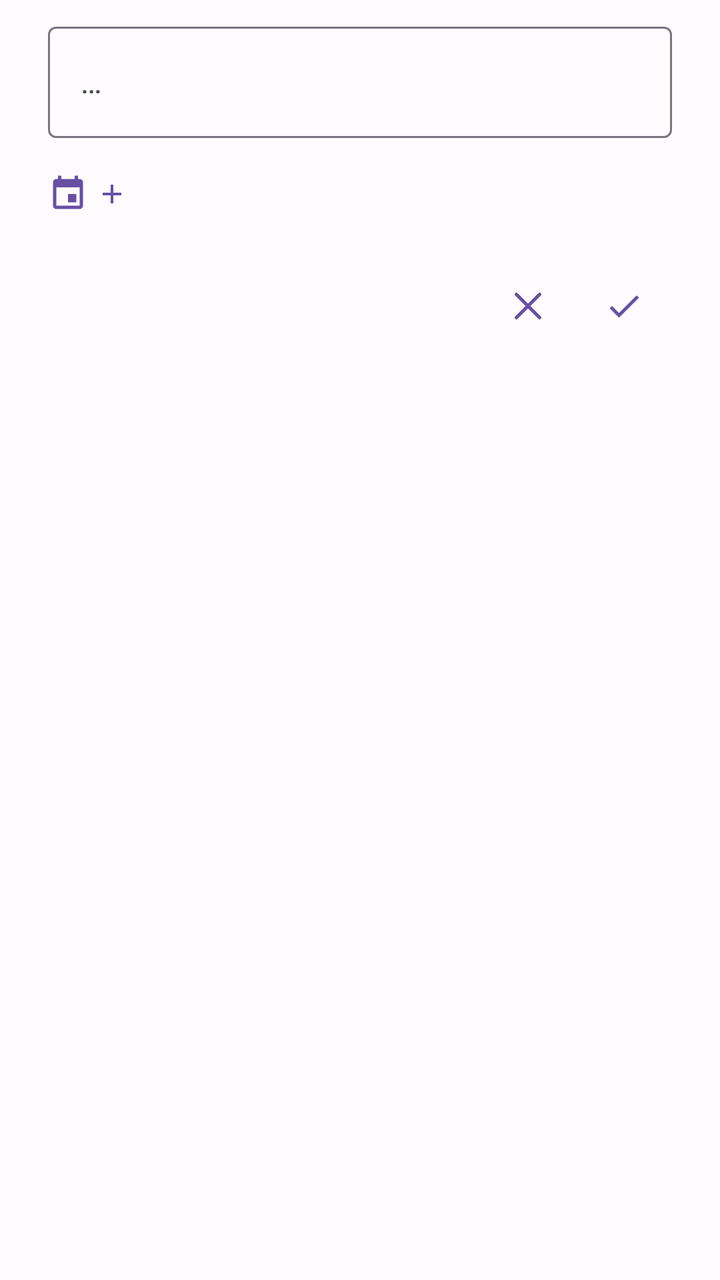
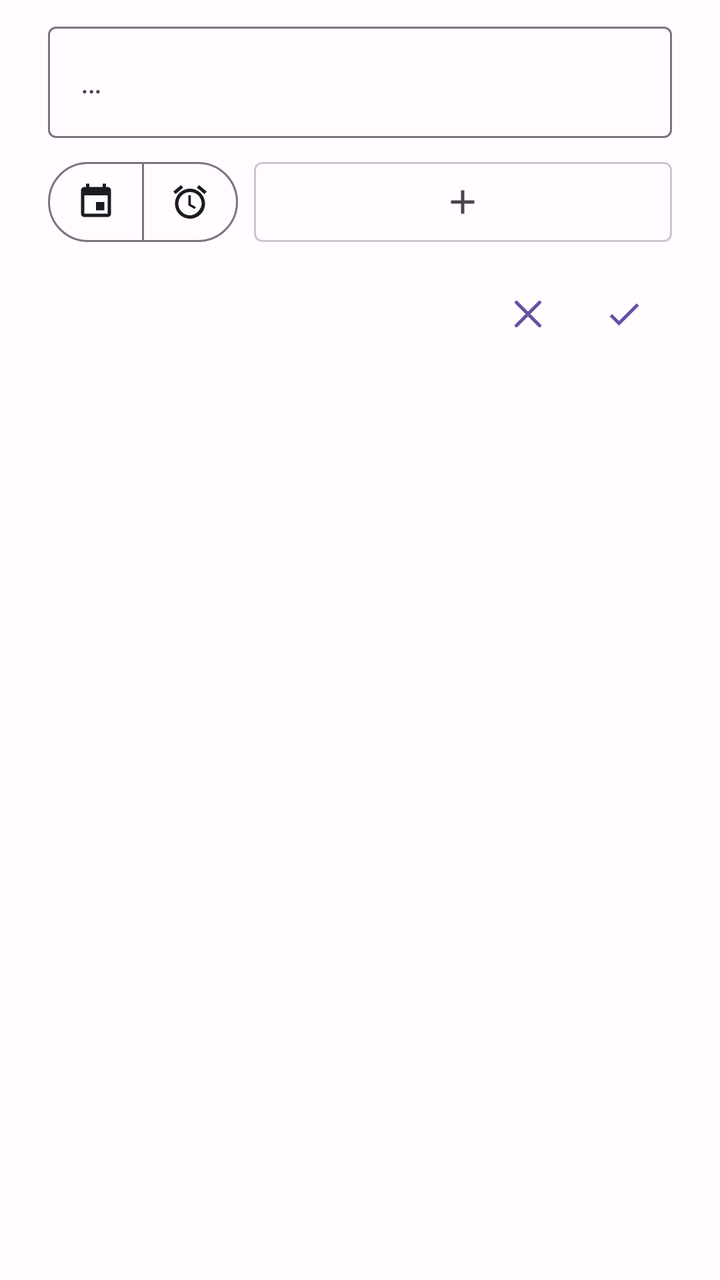

An Android layout rendered at two revisions. The XML below is the earlier revision; the diff shows what the commit changed to produce the second picture.
<!-- AndroidManifest.xml: application theme Theme.ToDoList -->
<!-- res/layout/dialog_rename_list.xml -->
<?xml version="1.0" encoding="utf-8"?>
<LinearLayout
    xmlns:android="http://schemas.android.com/apk/res/android"
    xmlns:app="http://schemas.android.com/apk/res-auto"
    android:layout_width="match_parent"
    android:layout_height="wrap_content"
    android:orientation="vertical"
    android:paddingHorizontal="24dp"
    android:paddingTop="8dp"
    android:paddingBottom="4dp">

    <com.google.android.material.textfield.TextInputLayout
        android:id="@+id/tilDialogRenameList"
        style="@style/Widget.Material3.TextInputLayout.OutlinedBox"
        android:layout_width="match_parent"
        android:layout_height="wrap_content"
        android:hint="@string/list_name_hint">

        <com.google.android.material.textfield.TextInputEditText
            android:id="@+id/editDialogRenameList"
            android:layout_width="match_parent"
            android:layout_height="wrap_content"
            android:imeOptions="actionDone"
            android:inputType="textCapSentences"
            android:maxLines="1"
            android:textAppearance="?attr/textAppearanceBodyLarge" />

    </com.google.android.material.textfield.TextInputLayout>

    <LinearLayout
        android:id="@+id/layoutDialogDate"
        android:layout_width="match_parent"
        android:layout_height="wrap_content"
        android:layout_marginTop="4dp"
        android:background="?attr/selectableItemBackground"
        android:clickable="true"
        android:contentDescription="@string/set_target_date"
        android:focusable="true"
        android:gravity="center_vertical"
        android:minHeight="48dp"
        android:orientation="horizontal"
        android:paddingVertical="4dp">

        <ImageView
            android:id="@+id/iconDialogTargetDate"
            android:layout_width="20dp"
            android:layout_height="20dp"
            android:layout_marginEnd="4dp"
            android:importantForAccessibility="no"
            app:srcCompat="@drawable/ic_event"
            app:tint="?attr/colorPrimary" />

        <ImageView
            android:id="@+id/iconDateAddAffordance"
            android:layout_width="16dp"
            android:layout_height="16dp"
            android:layout_marginEnd="8dp"
            android:importantForAccessibility="no"
            app:srcCompat="@drawable/ic_add"
            app:tint="?attr/colorPrimary" />

        <com.google.android.material.textview.MaterialTextView
            android:id="@+id/textDialogTargetDate"
            android:layout_width="0dp"
            android:layout_height="wrap_content"
            android:layout_weight="1"
            android:visibility="gone"
            android:textAppearance="?attr/textAppearanceBodyMedium"
            android:textColor="?attr/colorOnSurface" />

        <com.google.android.material.button.MaterialButton
            android:id="@+id/btnDialogClearDate"
            style="@style/Widget.Material3.Button.IconButton"
            android:layout_width="wrap_content"
            android:layout_height="wrap_content"
            android:contentDescription="@string/clear_target_date"
            android:visibility="gone"
            app:icon="@drawable/ic_close"
            app:iconTint="?attr/colorOnSurfaceVariant" />

    </LinearLayout>

    <LinearLayout
        android:layout_width="match_parent"
        android:layout_height="wrap_content"
        android:layout_marginTop="8dp"
        android:gravity="end"
        android:orientation="horizontal">

        <com.google.android.material.button.MaterialButton
            android:id="@+id/btnDialogCancel"
            style="@style/Widget.Material3.Button.IconButton"
            android:layout_width="wrap_content"
            android:layout_height="wrap_content"
            android:contentDescription="@string/cancel"
            app:icon="@drawable/ic_close" />

        <com.google.android.material.button.MaterialButton
            android:id="@+id/btnDialogConfirm"
            style="@style/Widget.Material3.Button.IconButton"
            android:layout_width="wrap_content"
            android:layout_height="wrap_content"
            android:contentDescription="@string/rename_list"
            app:icon="@drawable/ic_check" />

    </LinearLayout>

</LinearLayout>
<!-- resources referenced by this layout -->
<resources>
  <string name="cancel">Cancel</string>
  <string name="clear_target_date">Clear target date</string>
  <string name="list_name_hint">…</string>
  <string name="rename_list">Save list name</string>
  <style name="Theme.ToDoList" parent="Theme.Material3.DayNight.NoActionBar">
          <item name="colorPrimary">@color/md_theme_light_primary</item>
          <item name="colorOnPrimary">@color/md_theme_light_onPrimary</item>
          <item name="colorPrimaryContainer">@color/md_theme_light_primaryContainer</item>
          <item name="colorOnPrimaryContainer">@color/md_theme_light_onPrimaryContainer</item>
          <item name="colorSecondary">@color/md_theme_light_secondary</item>
          <item name="colorOnSecondary">@color/md_theme_light_onSecondary</item>
          <item name="colorSecondaryContainer">@color/md_theme_light_secondaryContainer</item>
          <item name="colorOnSecondaryContainer">@color/md_theme_light_onSecondaryContainer</item>
          <item name="colorTertiary">@color/md_theme_light_tertiary</item>
          <item name="colorOnTertiary">@color/md_theme_light_onTertiary</item>
          <item name="colorTertiaryContainer">@color/md_theme_light_tertiaryContainer</item>
          <item name="colorOnTertiaryContainer">@color/md_theme_light_onTertiaryContainer</item>
          <item name="colorError">@color/md_theme_light_error</item>
          <item name="colorOnError">@color/md_theme_light_onError</item>
          <item name="colorErrorContainer">@color/md_theme_light_errorContainer</item>
          <item name="colorOnErrorContainer">@color/md_theme_light_onErrorContainer</item>
          <item name="android:colorBackground">@color/md_theme_light_background</item>
          <item name="colorOnBackground">@color/md_theme_light_onBackground</item>
          <item name="colorSurface">@color/md_theme_light_surface</item>
          <item name="colorOnSurface">@color/md_theme_light_onSurface</item>
          <item name="colorSurfaceVariant">@color/md_theme_light_surfaceVariant</item>
          <item name="colorOnSurfaceVariant">@color/md_theme_light_onSurfaceVariant</item>
          <item name="colorOutline">@color/md_theme_light_outline</item>
          <item name="colorOutlineVariant">@color/md_theme_light_outlineVariant</item>
          <item name="colorSurfaceInverse">@color/md_theme_light_inverseSurface</item>
          <item name="colorOnSurfaceInverse">@color/md_theme_light_inverseOnSurface</item>
          <item name="colorPrimaryInverse">@color/md_theme_light_inversePrimary</item>
      </style>
  <color name="md_theme_light_primary">#6750A4</color>
  <color name="md_theme_light_onPrimary">#FFFFFF</color>
  <color name="md_theme_light_secondary">#625B71</color>
  <color name="md_theme_light_tertiary">#7D5260</color>
  <color name="md_theme_light_onTertiary">#FFFFFF</color>
  <color name="md_theme_light_error">#B3261E</color>
  <color name="md_theme_light_onError">#FFFFFF</color>
  <color name="md_theme_light_background">#FFFBFE</color>
  <color name="md_theme_light_surface">#FFFBFE</color>
  <color name="md_theme_light_onSurface">#1C1B1F</color>
  <color name="md_theme_light_outline">#79747E</color>
  <!-- unchanged entries left out for length: 21 -->
</resources>

<!-- the commit's change to res/layout/dialog_rename_list.xml (unified diff, before → after) -->
@@ -27,53 +27,114 @@
 
     </com.google.android.material.textfield.TextInputLayout>
 
+    
     <LinearLayout
-        android:id="@+id/layoutDialogDate"
         android:layout_width="match_parent"
         android:layout_height="wrap_content"
-        android:layout_marginTop="4dp"
-        android:background="?attr/selectableItemBackground"
-        android:clickable="true"
-        android:contentDescription="@string/set_target_date"
-        android:focusable="true"
+        android:layout_marginTop="8dp"
         android:gravity="center_vertical"
-        android:minHeight="48dp"
-        android:orientation="horizontal"
-        android:paddingVertical="4dp">
+        android:orientation="horizontal">
 
-        <ImageView
-            android:id="@+id/iconDialogTargetDate"
-            android:layout_width="20dp"
-            android:layout_height="20dp"
-            android:layout_marginEnd="4dp"
-            android:importantForAccessibility="no"
-            app:srcCompat="@drawable/ic_event"
-            app:tint="?attr/colorPrimary" />
+        
+        <com.google.android.material.button.MaterialButtonToggleGroup
+            android:id="@+id/toggleDateKind"
+            android:layout_width="wrap_content"
+            android:layout_height="wrap_content"
+            app:selectionRequired="true"
+            app:singleSelection="true">
 
-        <ImageView
-            android:id="@+id/iconDateAddAffordance"
-            android:layout_width="16dp"
-            android:layout_height="16dp"
-            android:layout_marginEnd="8dp"
-            android:importantForAccessibility="no"
-            app:srcCompat="@drawable/ic_add"
-            app:tint="?attr/colorPrimary" />
+            <com.google.android.material.button.MaterialButton
+                android:id="@+id/btnToggleTargetDate"
+                style="@style/Widget.Material3.Button.OutlinedButton.Icon"
+                android:layout_width="wrap_content"
+                android:layout_height="wrap_content"
+                android:minWidth="48dp"
+                android:minHeight="48dp"
+                android:insetLeft="0dp"
+                android:insetRight="0dp"
+                android:paddingStart="0dp"
+                android:paddingEnd="0dp"
+                android:paddingLeft="0dp"
+                android:paddingRight="0dp"
+                android:contentDescription="@string/set_target_date"
+                app:icon="@drawable/ic_event"
+                app:iconGravity="textStart"
+                app:iconPadding="0dp"
+                app:iconSize="20dp" />
 
-        <com.google.android.material.textview.MaterialTextView
-            android:id="@+id/textDialogTargetDate"
+            <com.google.android.material.button.MaterialButton
+                android:id="@+id/btnToggleDueDate"
+                style="@style/Widget.Material3.Button.OutlinedButton.Icon"
+                android:layout_width="wrap_content"
+                android:layout_height="wrap_content"
+                android:minWidth="48dp"
+                android:minHeight="48dp"
+                android:insetLeft="0dp"
+                android:insetRight="0dp"
+                android:paddingStart="0dp"
+                android:paddingEnd="0dp"
+                android:paddingLeft="0dp"
+                android:paddingRight="0dp"
+                android:contentDescription="@string/set_due_date"
+                app:icon="@drawable/ic_alarm"
+                app:iconGravity="textStart"
+                app:iconPadding="0dp"
+                app:iconSize="20dp" />
+
+        </com.google.android.material.button.MaterialButtonToggleGroup>
+
+        
+        <com.google.android.material.card.MaterialCardView
+            android:id="@+id/layoutDateBox"
+            style="@style/Widget.Material3.CardView.Outlined"
             android:layout_width="0dp"
             android:layout_height="wrap_content"
+            android:layout_marginStart="8dp"
             android:layout_weight="1"
-            android:visibility="gone"
-            android:textAppearance="?attr/textAppearanceBodyMedium"
-            android:textColor="?attr/colorOnSurface" />
+            android:clickable="true"
+            android:contentDescription="@string/set_target_date"
+            android:focusable="true"
+            app:cardElevation="0dp"
+            app:cardCornerRadius="4dp">
 
+            <FrameLayout
+                android:layout_width="match_parent"
+                android:layout_height="wrap_content"
+                android:minHeight="40dp"
+                android:gravity="center"
+                android:padding="8dp">
+
+                <ImageView
+                    android:id="@+id/iconDateAddAffordance"
+                    android:layout_width="20dp"
+                    android:layout_height="20dp"
+                    android:layout_gravity="center"
+                    android:importantForAccessibility="no"
+                    app:srcCompat="@drawable/ic_add"
+                    app:tint="?attr/colorOnSurfaceVariant" />
+
+                <com.google.android.material.textview.MaterialTextView
+                    android:id="@+id/textDialogDate"
+                    android:layout_width="match_parent"
+                    android:layout_height="wrap_content"
+                    android:layout_gravity="center_vertical"
+                    android:ellipsize="end"
+                    android:maxLines="1"
+                    android:visibility="gone"
+                    android:textAppearance="?attr/textAppearanceLabelMedium"
+                    android:textColor="?attr/colorOnSurface" />
+
+            </FrameLayout>
+
+        </com.google.android.material.card.MaterialCardView>
+
+        
         <com.google.android.material.button.MaterialButton
             android:id="@+id/btnDialogClearDate"
             style="@style/Widget.Material3.Button.IconButton"
             android:layout_width="wrap_content"
             android:layout_height="wrap_content"
-            android:contentDescription="@string/clear_target_date"
+            android:contentDescription="@string/clear_due_date"
             android:visibility="gone"
             app:icon="@drawable/ic_close"
             app:iconTint="?attr/colorOnSurfaceVariant" />
<!-- resource entries referenced after the edit -->
@@ -1,9 +1,21 @@
 <!-- resources referenced by this layout -->
 <resources>
+  <!-- drawable ic_alarm (drawable) -->
+  <?xml version="1.0" encoding="utf-8"?>
+  <vector xmlns:android="http://schemas.android.com/apk/res/android"
+      android:width="24dp"
+      android:height="24dp"
+      android:viewportWidth="24"
+      android:viewportHeight="24">
+      <path
+          android:fillColor="@android:color/black"
+          android:pathData="M22,5.72L17.4,1.86L16.11,3.39L20.71,7.25L22,5.72ZM7.88,3.39L6.6,1.86L2,5.72L3.29,7.25L7.88,3.39ZM12,4C7.03,4 3,8.03 3,13C3,17.97 7.02,22 12,22C16.97,22 21,17.97 21,13C21,8.03 16.97,4 12,4ZM12,20C8.13,20 5,16.87 5,13C5,9.13 8.13,6 12,6C15.87,6 19,9.13 19,13C19,15.87 15.87,20 12,20ZM12.5,8H11V14L14.75,16.23L15.5,15L12.5,13.33V8Z" />
+  </vector>
   <string name="cancel">Cancel</string>
-  <string name="clear_target_date">Clear target date</string>
+  <string name="clear_due_date">Clear due date</string>
   <string name="list_name_hint">…</string>
   <string name="rename_list">Save list name</string>
+  <string name="set_due_date">Set due date</string>
   <style name="Theme.ToDoList" parent="Theme.Material3.DayNight.NoActionBar">
           <item name="colorPrimary">@color/md_theme_light_primary</item>
           <item name="colorOnPrimary">@color/md_theme_light_onPrimary</item>
@@ -32,6 +44,7 @@
           <item name="colorSurfaceInverse">@color/md_theme_light_inverseSurface</item>
           <item name="colorOnSurfaceInverse">@color/md_theme_light_inverseOnSurface</item>
           <item name="colorPrimaryInverse">@color/md_theme_light_inversePrimary</item>
+          <item name="colorWarning">@color/md_theme_light_warning</item>
       </style>
   <color name="md_theme_light_primary">#6750A4</color>
   <color name="md_theme_light_onPrimary">#FFFFFF</color>
@@ -44,6 +57,7 @@
   <color name="md_theme_light_surface">#FFFBFE</color>
   <color name="md_theme_light_onSurface">#1C1B1F</color>
   <color name="md_theme_light_outline">#79747E</color>
+  <color name="md_theme_light_warning">#B45309</color>
   <!-- unchanged entries left out for length: 21 -->
 </resources>
 
